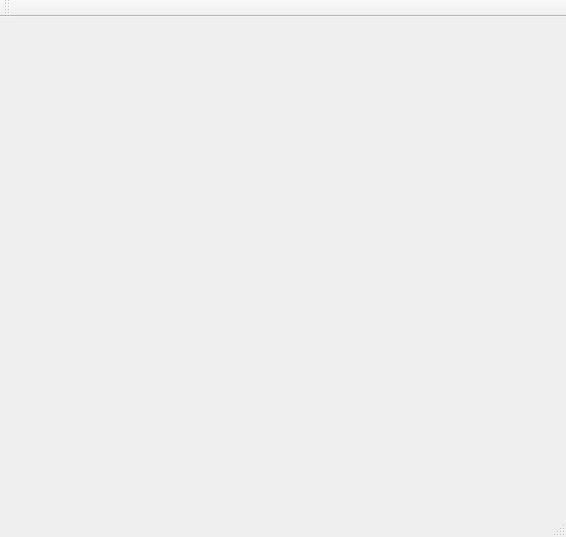
Before: the Qt Designer form mainwindow.ui in djvita/profiledetection-direct, drawn with Qt 5.
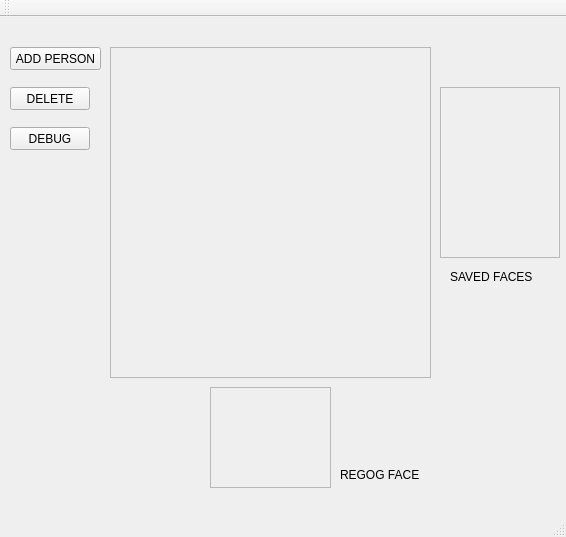
After: the same form once the commit is applied.

Diff of the .ui file:
```diff
--- a/mainwindow.ui
+++ b/mainwindow.ui
@@ -13,7 +13,121 @@
   <property name="windowTitle">
    <string>MainWindow</string>
   </property>
-  <widget class="QWidget" name="centralWidget"/>
+  <widget class="QWidget" name="centralWidget">
+   <widget class="QFrame" name="frame">
+    <property name="geometry">
+     <rect>
+      <x>110</x>
+      <y>30</y>
+      <width>321</width>
+      <height>331</height>
+     </rect>
+    </property>
+    <property name="frameShape">
+     <enum>QFrame::StyledPanel</enum>
+    </property>
+    <property name="frameShadow">
+     <enum>QFrame::Raised</enum>
+    </property>
+   </widget>
+   <widget class="QPushButton" name="pushButton">
+    <property name="geometry">
+     <rect>
+      <x>10</x>
+      <y>30</y>
+      <width>91</width>
+      <height>23</height>
+     </rect>
+    </property>
+    <property name="text">
+     <string>ADD PERSON</string>
+    </property>
+   </widget>
+   <widget class="QPushButton" name="pushButton_2">
+    <property name="geometry">
+     <rect>
+      <x>10</x>
+      <y>70</y>
+      <width>80</width>
+      <height>23</height>
+     </rect>
+    </property>
+    <property name="text">
+     <string>DELETE</string>
+    </property>
+   </widget>
+   <widget class="QPushButton" name="pushButton_3">
+    <property name="geometry">
+     <rect>
+      <x>10</x>
+      <y>110</y>
+      <width>80</width>
+      <height>23</height>
+     </rect>
+    </property>
+    <property name="text">
+     <string>DEBUG</string>
+    </property>
+   </widget>
+   <widget class="QFrame" name="frame_2">
+    <property name="geometry">
+     <rect>
+      <x>210</x>
+      <y>370</y>
+      <width>121</width>
+      <height>101</height>
+     </rect>
+    </property>
+    <property name="frameShape">
+     <enum>QFrame::StyledPanel</enum>
+    </property>
+    <property name="frameShadow">
+     <enum>QFrame::Raised</enum>
+    </property>
+   </widget>
+   <widget class="QFrame" name="frame_3">
+    <property name="geometry">
+     <rect>
+      <x>440</x>
+      <y>70</y>
+      <width>120</width>
+      <height>171</height>
+     </rect>
+    </property>
+    <property name="frameShape">
+     <enum>QFrame::StyledPanel</enum>
+    </property>
+    <property name="frameShadow">
+     <enum>QFrame::Raised</enum>
+    </property>
+   </widget>
+   <widget class="QLabel" name="label">
+    <property name="geometry">
+     <rect>
+      <x>340</x>
+      <y>450</y>
+      <width>121</width>
+      <height>16</height>
+     </rect>
+    </property>
+    <property name="text">
+     <string>REGOG FACE</string>
+    </property>
+   </widget>
+   <widget class="QLabel" name="label_2">
+    <property name="geometry">
+     <rect>
+      <x>450</x>
+      <y>250</y>
+      <width>101</width>
+      <height>20</height>
+     </rect>
+    </property>
+    <property name="text">
+     <string>SAVED FACES</string>
+    </property>
+   </widget>
+  </widget>
   <widget class="QMenuBar" name="menuBar">
    <property name="geometry">
     <rect>
```
